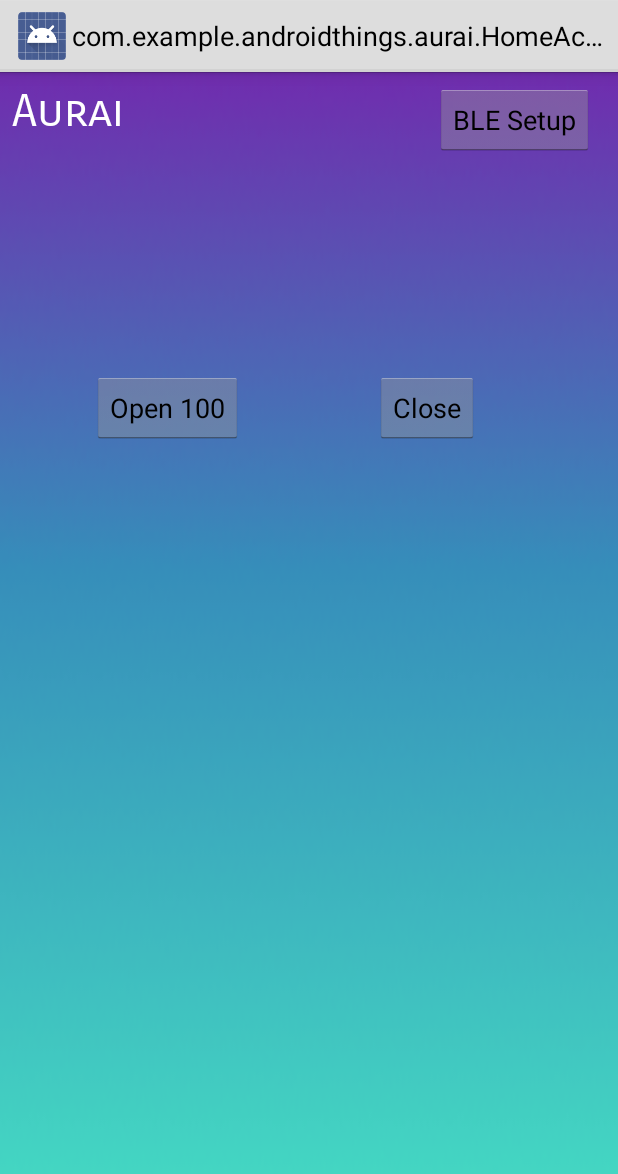
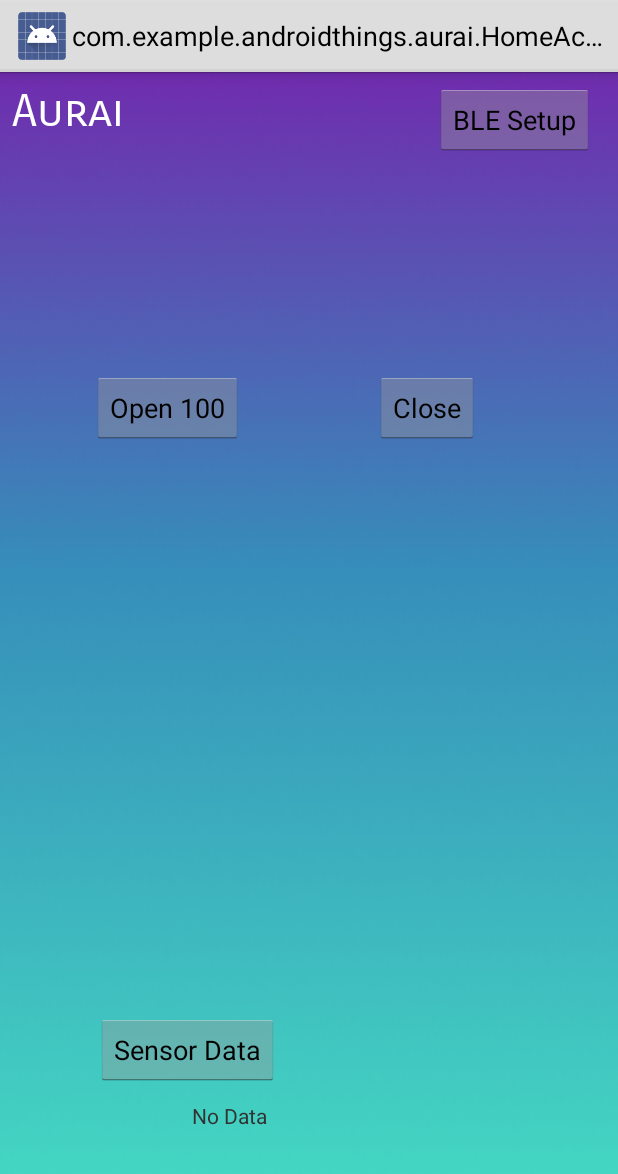
Before and after one commit to idd-fall17/team-aurai, an Android app: the screen it shows after launch (HomeActivity), on a phone screen of 412 x 824 dp. Shown: the top 1174 px of the screen. Run offline under Robolectric (Android 15) with nearby library versions, the phone set to English and light mode, and no system bars; our stand-ins replace Volley.

Commit message:
pull data'

```diff
--- a/picoproapp/build.gradle
+++ b/picoproapp/build.gradle
@@ -39,6 +39,8 @@ android {
 dependencies {
     provided 'com.google.android.things:androidthings:0.4-devpreview'
 
+    compile 'commons-io:commons-io:2.5'
+    compile 'com.mcxiaoke.volley:library:1.0.19'
     compile 'com.android.support.constraint:constraint-layout:1.0.2'
     compile "com.android.support:support-v4:26.1.0"
     compile "com.android.support:support-v13:26.1.0"
--- a/picoproapp/src/main/AndroidManifest.xml
+++ b/picoproapp/src/main/AndroidManifest.xml
@@ -21,6 +21,8 @@
     <uses-permission android:name="android.permission.BLUETOOTH_ADMIN" />
     <!--<uses-permission android:name="android.permission.BLUETOOTH_PRIVILEGED" />-->
     <uses-permission android:name="android.permission.ACCESS_COARSE_LOCATION" />
+    <uses-permission android:name="android.permission.INTERNET"/>
+
 
     <application
         android:allowBackup="true"
--- a/picoproapp/src/main/java/com/example/android/bluetoothlegatt/BluetoothLeService.java
+++ b/picoproapp/src/main/java/com/example/android/bluetoothlegatt/BluetoothLeService.java
@@ -187,7 +187,7 @@ public class BluetoothLeService extends Service {
         // After using a given device, you should make sure that BluetoothGatt.close() is called
         // such that resources are cleaned up properly.  In this particular example, close() is
         // invoked when the UI is disconnected from the Service.
-        close();
+//        close();
         return super.onUnbind(intent);
     }
 
--- a/picoproapp/src/main/java/com/example/android/bluetoothlegatt/SampleGattAttributes.java
+++ b/picoproapp/src/main/java/com/example/android/bluetoothlegatt/SampleGattAttributes.java
@@ -24,11 +24,13 @@ import java.util.HashMap;
 public class SampleGattAttributes {
     private static HashMap<String, String> attributes = new HashMap();
     public static String HEART_RATE_MEASUREMENT = "00002a37-0000-1000-8000-00805f9b34fb";
+//    AT+GATTADDCHAR=UUID=0x2A37, PROPERTIES=0x10, MIN_LEN=2, MAX_LEN=3, VALUE=00-40
     public static String CLIENT_CHARACTERISTIC_CONFIG = "00002902-0000-1000-8000-00805f9b34fb";
 
     static {
         // Sample Services.
         attributes.put("0000180d-0000-1000-8000-00805f9b34fb", "Heart Rate Service");
+//        AT+GATTADDSERVICE=UUID=0x180D
         attributes.put("0000180a-0000-1000-8000-00805f9b34fb", "Device Information Service");
         // Sample Characteristics.
         attributes.put(HEART_RATE_MEASUREMENT, "Heart Rate Measurement");
--- a/picoproapp/src/main/res/layout/homelayout.xml
+++ b/picoproapp/src/main/res/layout/homelayout.xml
@@ -62,4 +62,24 @@
         app:layout_constraintEnd_toEndOf="parent"
         app:layout_constraintTop_toTopOf="parent" />
 
+    <Button
+        android:id="@+id/sensor_data"
+        android:layout_width="wrap_content"
+        android:layout_height="wrap_content"
+        android:layout_marginBottom="100dp"
+        android:layout_marginStart="64dp"
+        android:text="Sensor Data"
+        app:layout_constraintBottom_toBottomOf="parent"
+        app:layout_constraintStart_toStartOf="parent" />
+
+    <TextView
+        android:id="@+id/sensor_data_text"
+        android:layout_width="559dp"
+        android:layout_height="74dp"
+        android:layout_marginBottom="16dp"
+        android:layout_marginStart="128dp"
+        android:text="No Data"
+        app:layout_constraintBottom_toBottomOf="parent"
+        app:layout_constraintStart_toStartOf="parent" />
+
 </android.support.constraint.ConstraintLayout>
```
Also changed, not shown: picoproapp/src/main/java/com/example/androidthings/aurai/HomeActivity.java (+70 -0 lines).
